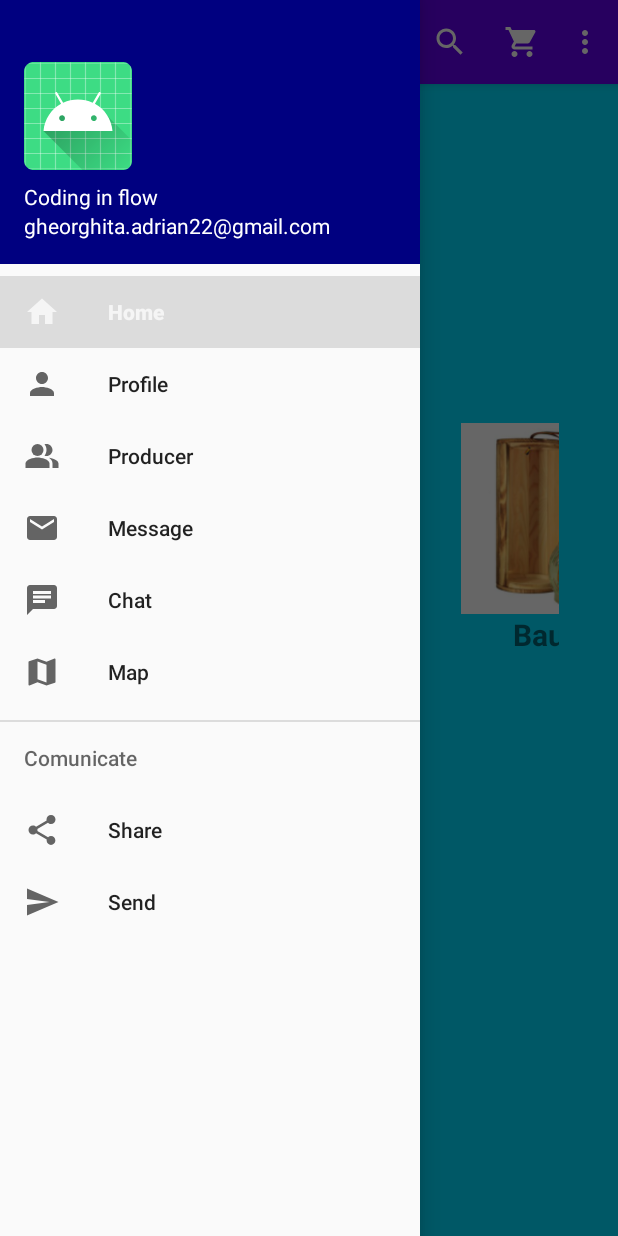
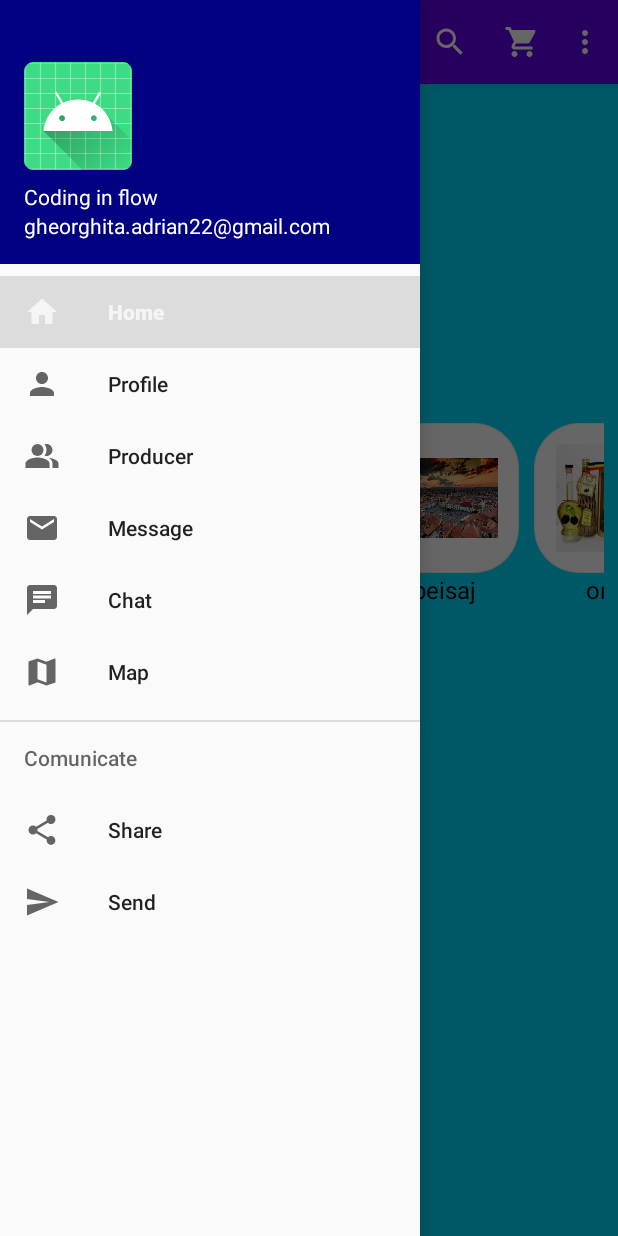
Before and after one commit to adrian2202/licenta, an Android app: the screen it shows after launch (Home), with the side drawer open, on a phone screen of 412 x 824 dp. Run offline under Robolectric (Android 15) with nearby library versions, the phone set to English and light mode, and no system bars; libraries missing offline, so code that uses them is left out: com.denzcoskun.imageslider; 8 statements that could not run were skipped.

Commit message:
Licenta2

```diff
--- /dev/null
+++ b/app/src/main/java/com/example/magazinonline/App.java
@@ -0,0 +1,26 @@
+package com.example.magazinonline;
+
+public class App {
+
+
+    int image;
+    String name;
+//    int size;
+
+    public App(int image, String name) {   //mia trebuie pus un int size
+        this.image = image;
+        this.name = name;
+//        this.size=size;
+    }
+
+    public int getImage() {
+        return image;
+    }
+
+    public String getName() {
+        return name;
+    }
+//    public int getSize() {
+//        return size;
+//    }
+}
--- /dev/null
+++ b/app/src/main/java/com/example/magazinonline/CustomAdapter.java
@@ -0,0 +1,59 @@
+package com.example.magazinonline;
+
+import android.content.Context;
+import android.view.LayoutInflater;
+import android.view.View;
+import android.view.ViewGroup;
+import android.widget.ImageView;
+import android.widget.TextView;
+
+import androidx.annotation.NonNull;
+import androidx.recyclerview.widget.RecyclerView;
+
+import java.util.List;
+
+public class CustomAdapter extends RecyclerView.Adapter<CustomAdapter.MyViewHolder> {
+    private HomeFragment context;
+    private List<App> apps;
+
+    public CustomAdapter(HomeFragment context, List<App> apps) {
+        this.context = context;
+        this.apps = apps;
+    }
+
+    @NonNull
+    @Override
+    public MyViewHolder onCreateViewHolder(@NonNull ViewGroup parent, int viewType) {
+        View v= LayoutInflater.from(parent.getContext()).inflate(R.layout.layout_list_item,parent,false);
+        return new MyViewHolder(v);
+    }
+
+    @Override
+    public void onBindViewHolder(@NonNull MyViewHolder holder, int position) {
+
+        App app=apps.get(position);
+        holder.mName.setText(app.getName());
+        holder.mImage.setImageResource(app.getImage());
+//        holder.mSize.setText(app.getSize());
+
+    }
+
+    @Override
+    public int getItemCount() {
+        return apps.size();
+    }
+
+    public class MyViewHolder extends RecyclerView.ViewHolder {
+        TextView mName;
+//        TextView mSize;
+        ImageView mImage;
+        public MyViewHolder(@NonNull View itemView) {
+            super(itemView);
+            mName=itemView.findViewById(R.id.name);
+            mImage=itemView.findViewById(R.id.image);
+//            mSize=itemView.findViewById(R.id.size);
+
+
+        }
+    }
+}
--- a/app/src/main/java/com/example/magazinonline/HomeFragment.java
+++ b/app/src/main/java/com/example/magazinonline/HomeFragment.java
@@ -23,13 +23,12 @@ import java.util.List;
 public class HomeFragment extends Fragment  {
    Button sendLogin;
    RecyclerView recyclerView;
-   ArrayList<MainModel>mainModels;
-   MainAdapter mainAdapter;
+//   ArrayList<MainModel>mainModels;
+//   MainAdapter mainAdapter;
+    List<App> appList;
 
 
-      public HomeFragment(){
 
-      }
 
     @Nullable
     @Override
@@ -44,25 +43,44 @@ public class HomeFragment extends Fragment  {
             }
         });
 
-        recyclerView = v.findViewById(R.id.recyclerView);
-        Integer[] langLogo = {R.drawable.poza2, R.drawable.poza3, R.drawable.poza4};
-        String[] langName = {"Mancare", "Bauturi", "Locuri"};
+//        recyclerView = v.findViewById(R.id.recyclerView);
+//        Integer[] langLogo = {R.drawable.poza2, R.drawable.poza3, R.drawable.poza4};
+//        String[] langName = {"Mancare", "Bauturi", "Locuri"};
+//
+//        mainModels = new ArrayList<>();
+//        for (int i = 0; i < langLogo.length; i++) {
+//            MainModel model = new MainModel(langLogo[i], langName[i]);
+//            mainModels.add(model);
+//        }
+//        //Design horizontal Layout
+//        LinearLayoutManager layoutManager = new LinearLayoutManager(
+//                (Context) HomeFragment.this.getActivity(), LinearLayoutManager.HORIZONTAL, false);
+//        recyclerView.setLayoutManager(layoutManager);
+//        recyclerView.setItemAnimator(new DefaultItemAnimator());
+//
+//        //Initialize Main Adapter
+//        mainAdapter = new MainAdapter(HomeFragment.this, mainModels);
+//        // Set mainAdapter to RecyclerView
+//        recyclerView.setAdapter(mainAdapter);
 
-        mainModels = new ArrayList<>();
-        for (int i = 0; i < langLogo.length; i++) {
-            MainModel model = new MainModel(langLogo[i], langName[i]);
-            mainModels.add(model);
-        }
-        //Design horizontal Layout
-        LinearLayoutManager layoutManager = new LinearLayoutManager(
-                (Context) HomeFragment.this.getActivity(), LinearLayoutManager.HORIZONTAL, false);
-        recyclerView.setLayoutManager(layoutManager);
-        recyclerView.setItemAnimator(new DefaultItemAnimator());
+        recyclerView=v.findViewById(R.id.recyclerView);
 
-        //Initialize Main Adapter
-        mainAdapter = new MainAdapter(HomeFragment.this, mainModels);
-        // Set mainAdapter to RecyclerView
-        recyclerView.setAdapter(mainAdapter);
+        appList=new ArrayList<>();
+
+        appList.add(new App(R.drawable.poza2, "mancare"));
+        appList.add(new App(R.drawable.poza3, "bautura"));
+        appList.add(new App(R.drawable.poza4, "peisaj"));
+        appList.add(new App(R.drawable.poza5, "oras"));
+
+        LinearLayoutManager manager=new LinearLayoutManager((Context) HomeFragment.this.getActivity());
+        manager.setOrientation(LinearLayoutManager.HORIZONTAL);
+        recyclerView.setLayoutManager(manager);
+        CustomAdapter adapter = new CustomAdapter(HomeFragment.this, appList);
+        recyclerView.setAdapter(adapter);
+
+
+
+
 
 
         ImageSlider imageSlider= v.findViewById(R.id.slider);
--- a/app/src/main/java/com/example/magazinonline/MainAdapter.java
+++ /dev/null
@@ -1,57 +0,0 @@
-package com.example.magazinonline;
-
-import android.content.Context;
-import android.view.LayoutInflater;
-import android.view.View;
-import android.view.ViewGroup;
-import android.widget.ImageView;
-import android.widget.TextView;
-
-import androidx.annotation.NonNull;
-import androidx.recyclerview.widget.RecyclerView;
-
-import java.util.ArrayList;
-
-public class MainAdapter extends RecyclerView.Adapter<MainAdapter.ViewHolder> {
-
-    ArrayList<MainModel> mainModels;
-    HomeFragment context;
-    public MainAdapter(HomeFragment context, ArrayList<MainModel> mainModels)
-    {
-        this.context=context;
-        this.mainModels=mainModels;
-
-    }
-    @NonNull
-    @Override
-    public MainAdapter.ViewHolder onCreateViewHolder(@NonNull ViewGroup parent, int viewType) {
-        //create view
-        View view= LayoutInflater.from(parent.getContext()).inflate(R.layout.row_item, parent,false);
-        return new ViewHolder(view);
-    }
-
-    @Override
-    public void onBindViewHolder(@NonNull MainAdapter.ViewHolder holder, int position) {
-        //set Logo to imageview
-        holder.imageView.setImageResource(mainModels.get(position).getLangLogo());
-        //set Name to TextView
-        holder.textView.setText(mainModels.get(position).getLangName());
-    }
-
-    @Override
-    public int getItemCount() {
-        return mainModels.size();
-    }
-
-    public class ViewHolder extends RecyclerView.ViewHolder {
-        //initialize varible
-        ImageView imageView;
-        TextView textView;
-        public ViewHolder(@NonNull View itemView) {
-            super(itemView);
-            //Assign Variable
-            imageView= itemView.findViewById(R.id.image_view);
-            textView=itemView.findViewById(R.id.text_view);
-        }
-    }
-}
--- a/app/src/main/java/com/example/magazinonline/MainModel.java
+++ /dev/null
@@ -1,19 +0,0 @@
-package com.example.magazinonline;
-
-public class MainModel {
-    Integer langLogo;
-    String langName;
-    public MainModel(Integer langLogo,String langName)
-    {
-        this.langLogo=langLogo;
-        this.langName=langName;
-    }
-
-    public Integer getLangLogo() {
-        return langLogo;
-    }
-
-    public String getLangName() {
-        return langName;
-    }
-}
--- /dev/null
+++ b/app/src/main/res/drawable/background.xml
@@ -0,0 +1,23 @@
+<?xml version="1.0" encoding="utf-8"?>
+<layer-list xmlns:android="http://schemas.android.com/apk/res/android">
+
+     <item>
+         <shape>
+             <solid android:color="#eee"/>
+             <corners android:radius="30dp"/>
+         </shape>
+     </item>
+
+    <item
+         android:top="1dp"
+        android:left="1dp"
+        android:bottom="1dp"
+        android:right="1dp"
+        >
+        <shape>
+            <solid android:color="#fff"/>
+            <corners android:radius="30dp"/>
+        </shape>
+    </item>
+
+</layer-list>
--- a/app/src/main/res/layout/fragment_home.xml
+++ b/app/src/main/res/layout/fragment_home.xml
@@ -6,7 +6,8 @@
     android:layout_height="match_parent"
     android:background="@android:color/holo_blue_bright"
     android:orientation="vertical"
-    tools:context=".HomeFragment">
+    tools:context=".HomeFragment"
+    >
 
 
     <com.denzcoskun.imageslider.ImageSlider
@@ -46,8 +47,8 @@
             android:layout_alignParentBottom="@+id/textView4"
             android:layout_gravity="center"
             android:layout_marginEnd="-13dp"
-            android:paddingStart="50dp"
-            android:paddingEnd="50dp" />
+           />
+
 
         <Button
             android:id="@+id/sendLogin"
--- /dev/null
+++ b/app/src/main/res/layout/layout_list_item.xml
@@ -0,0 +1,32 @@
+<?xml version="1.0" encoding="utf-8"?>
+<LinearLayout xmlns:android="http://schemas.android.com/apk/res/android"
+    xmlns:tools="http://schemas.android.com/tools"
+    android:orientation="vertical"
+    android:layout_width="100dp"
+    android:layout_height="wrap_content"
+    android:layout_marginLeft="10dp">
+    <ImageView
+        android:layout_width="100dp"
+        android:layout_height="100dp"
+        android:id="@+id/image"
+        tools:srcCompat="@tools:sample/avatars"
+        android:background="@drawable/background"
+        android:padding="14dp"/>
+    <TextView
+        android:layout_width="match_parent"
+        android:layout_height="wrap_content"
+        android:id="@+id/name"
+        android:text="Name"
+        android:textColor="#000"
+        android:textSize="16sp"
+        android:gravity="center"
+        />
+<!--    <TextView-->
+<!--        android:layout_width="match_parent"-->
+<!--        android:layout_height="wrap_content"-->
+<!--        android:id="@+id/size"-->
+<!--        android:text="38mb"-->
+<!--        android:textSize="16sp"-->
+<!--        android:gravity="center"/>-->
+
+</LinearLayout>
--- a/app/src/main/res/layout/row_item.xml
+++ /dev/null
@@ -1,35 +0,0 @@
-<?xml version="1.0" encoding="utf-8"?>
-<RelativeLayout xmlns:android="http://schemas.android.com/apk/res/android"
-    android:layout_width="wrap_content"
-    android:layout_height="wrap_content">
-
-    <LinearLayout
-        android:layout_width="wrap_content"
-        android:layout_height="wrap_content"
-        android:layout_marginEnd="10dp"
-        android:gravity="center"
-        android:orientation="vertical"
-        android:paddingStart="10dp"
-        >
-
-        <ImageView
-            android:id="@+id/image_view"
-            android:layout_width="186dp"
-            android:layout_height="127dp"
-            android:paddingStart="10dp"
-            android:paddingEnd="10dp"
-            android:src="@drawable/poza2"
-            android:scrollbarSize="50dp"/>
-        <TextView
-            android:id="@+id/text_view"
-            android:layout_width="wrap_content"
-            android:layout_height="wrap_content"
-            android:text="Mancare"
-            android:textSize="20sp"
-            android:textStyle="bold" />
-
-
-
-    </LinearLayout>
-
-</RelativeLayout>
```
